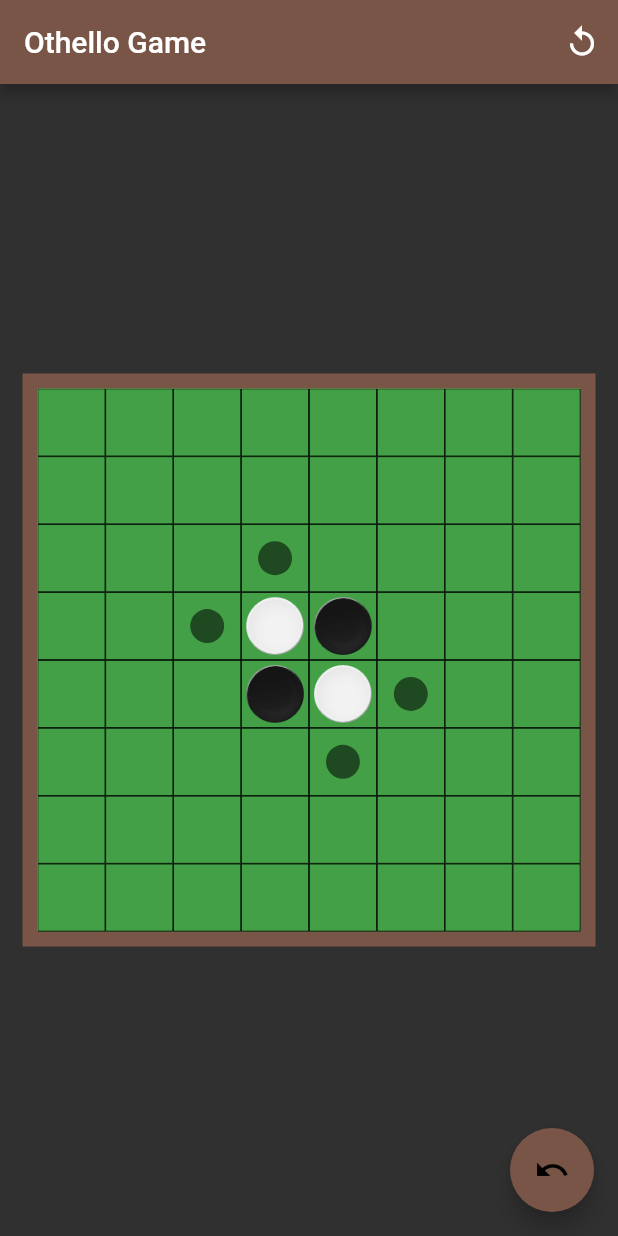
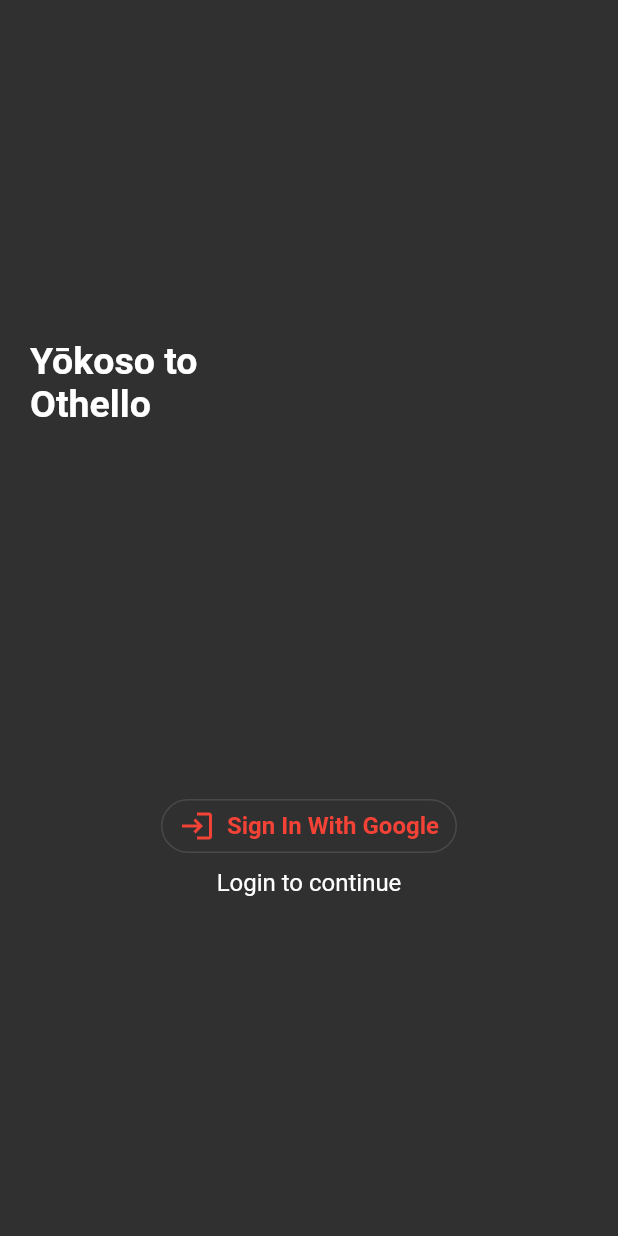
Before and after one commit to Raunakk02/Othello-flutter, a Flutter app: the screen it shows after launch, on a phone screen of 412 x 824 dp. Run offline on Flutter 3.47's test engine with Material 2 defaults, Android fonts, the phone set to English and light mode, and no system bars; our stand-ins replace cached_network_image, firebase_auth, firebase_core; accounts and stored records are empty.

Commit message:
added google sign in page

```diff
--- /dev/null
+++ b/lib/components/google_signup_button.dart
@@ -0,0 +1,26 @@
+import 'package:flutter/material.dart';
+
+class GoogleSignupButton extends StatelessWidget {
+  @override
+  Widget build(BuildContext context) {
+    return Container(
+      padding: EdgeInsets.all(4),
+      child: OutlinedButton.icon(
+        onPressed: () {},
+        icon: Icon(Icons.login),
+        label: Text(
+          'Sign In With Google',
+          style: TextStyle(
+            fontWeight: FontWeight.bold,
+            fontSize: 16,
+          ),
+        ),
+        style: OutlinedButton.styleFrom(
+          shape: StadiumBorder(),
+          padding: EdgeInsets.symmetric(horizontal: 12, vertical: 6),
+          primary: Colors.red,
+        ),
+      ),
+    );
+  }
+}
--- a/lib/main.dart
+++ b/lib/main.dart
@@ -2,6 +2,7 @@
 import 'package:flutter/services.dart';
 import 'package:othello/utils/globals.dart';
 import 'package:firebase_core/firebase_core.dart';
+import 'package:othello/utils/routes.dart';
 
 import 'screens/home_page.dart';
 
@@ -28,7 +29,8 @@
                   backgroundColor: Colors.brown,
                 ),
       ),
-      home: MainPage(),
+      // home: MainPage(),
+      routes: appRoutes,
     );
   }
 }
--- a/lib/providers/google_sign_in.dart
+++ b/lib/providers/google_sign_in.dart
@@ -0,0 +1,3 @@
+import 'package:flutter/material.dart';
+
+class GoogleSignInProvider with ChangeNotifier {}
--- a/lib/screens/home_page.dart
+++ b/lib/screens/home_page.dart
@@ -6,6 +6,7 @@
 import 'package:othello/objects/game_info.dart';
 
 class HomePage extends StatefulWidget {
+  static const routeName = '/home-page';
   @override
   _HomePageState createState() => _HomePageState();
 }
@@ -63,9 +64,11 @@
           IconButton(
             icon: Icon(Icons.replay),
             onPressed: () {
-              Navigator.pushReplacement(context, MaterialPageRoute(
-                builder: (context) => HomePage(),
-              ));
+              Navigator.pushReplacement(
+                  context,
+                  MaterialPageRoute(
+                    builder: (context) => HomePage(),
+                  ));
             },
           )
         ],
--- a/lib/screens/signup_screen.dart
+++ b/lib/screens/signup_screen.dart
@@ -0,0 +1,42 @@
+import 'package:flutter/material.dart';
+import 'package:othello/components/google_signup_button.dart';
+
+class SignUpScreen extends StatelessWidget {
+  static const routeName = '/sign-up-screen';
+
+  @override
+  Widget build(BuildContext context) {
+    return Scaffold(
+      body: Column(
+        children: [
+          Spacer(),
+          Align(
+            alignment: Alignment.centerLeft,
+            child: Container(
+              margin: EdgeInsets.symmetric(horizontal: 20),
+              width: 175,
+              child: Text(
+                'Yōkoso to Othello',
+                style: TextStyle(
+                  color: Colors.white,
+                  fontSize: 25,
+                  fontWeight: FontWeight.bold,
+                ),
+              ),
+            ),
+          ),
+          Spacer(),
+          SizedBox(
+            height: 12,
+          ),
+          GoogleSignupButton(),
+          Text(
+            'Login to continue',
+            style: TextStyle(fontSize: 16),
+          ),
+          Spacer(),
+        ],
+      ),
+    );
+  }
+}
--- a/lib/utils/routes.dart
+++ b/lib/utils/routes.dart
@@ -3,6 +3,6 @@
 import 'package:othello/screens/signup_screen.dart';
 
 final Map<String, Widget Function(BuildContext)> appRoutes = {
-  '/': (_) => HomePage(),
+  '/': (_) => SignUpScreen(), //HomePage(),
   SignUpScreen.routeName: (_) => SignUpScreen(),
 };
```
